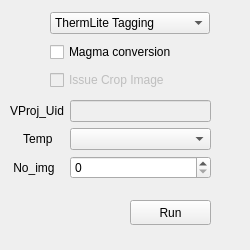
Qt form windows/ImageTagging.ui (sensehawk/qgis_plugin) before a commit.
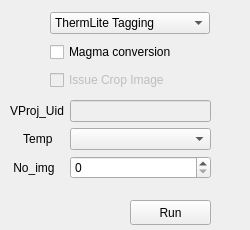
The same form after that commit. Custom widgets are drawn as their Qt base class.

Patch:
```diff
--- a/windows/ImageTagging.ui
+++ b/windows/ImageTagging.ui
@@ -7,13 +7,13 @@
     <x>0</x>
     <y>0</y>
     <width>250</width>
-    <height>250</height>
+    <height>230</height>
    </rect>
   </property>
   <property name="minimumSize">
    <size>
     <width>250</width>
-    <height>250</height>
+    <height>230</height>
    </size>
   </property>
   <property name="windowTitle">
```
